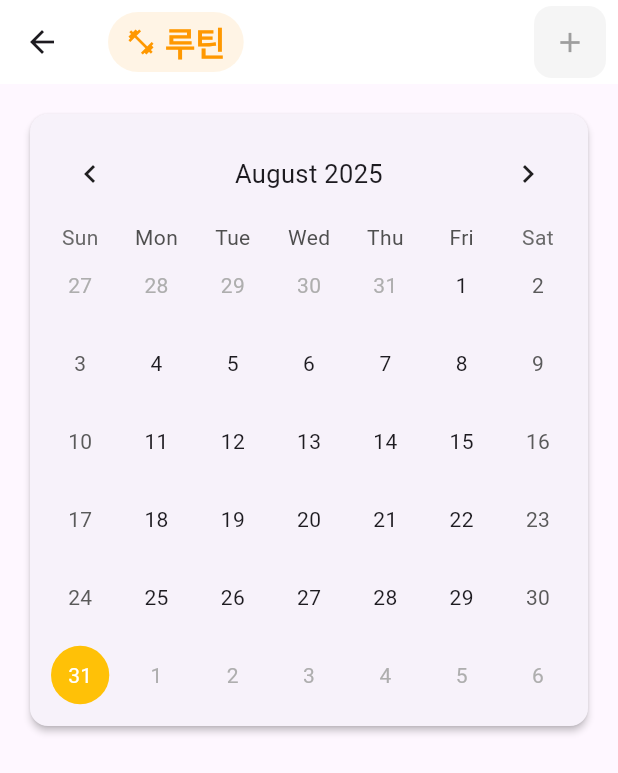
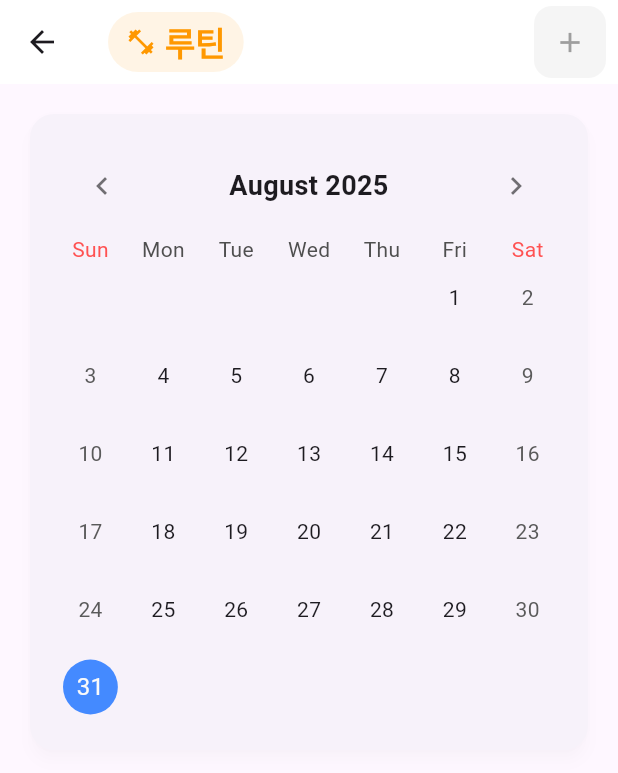
Before and after one commit to Hgwang12/front_health_routine, a Flutter app: the Routine screen opened directly, on a phone screen of 412 x 824 dp. Shown: the top 773 px of the screen. Run offline on Flutter 3.47's test engine with Material 3 defaults, Android fonts, the phone set to English and light mode, and no system bars; drawn by our look-alikes of table_calendar; our stand-ins replace fl_chart.

Commit message:
ref: 달력 ui 개선

```diff
--- a/lib/widgets/routine_card.dart
+++ b/lib/widgets/routine_card.dart
@@ -35,10 +35,11 @@ class _RoutineCardState extends State<RoutineCard> {
   @override
   Widget build(BuildContext context) {
     return Card(
-      elevation: 2,
-      shape: RoundedRectangleBorder(borderRadius: BorderRadius.circular(12)),
+      elevation: 4,
+      shadowColor: Colors.black.withOpacity(0.1),
+      shape: RoundedRectangleBorder(borderRadius: BorderRadius.circular(16)),
       child: Padding(
-        padding: const EdgeInsets.all(8.0),
+        padding: const EdgeInsets.all(16.0),
         child: TableCalendar<String>(
           firstDay: DateTime.utc(2020, 1, 1),
           lastDay: DateTime.utc(2030, 12, 31),
@@ -52,7 +53,6 @@ class _RoutineCardState extends State<RoutineCard> {
 
             final key = _dayKey(selectedDay);
 
-            // 메모 목록 다이얼로그 호출 (추가/수정/삭제 콜백 연결)
             NoteDialog.showList(
               context,
               day: selectedDay,
@@ -85,54 +85,51 @@ class _RoutineCardState extends State<RoutineCard> {
             );
           },
 
-          // 메모 개수 로딩(점 표시용)
           eventLoader: _getEventsForDay,
 
-          // 날짜 아래 점(메모 수 만큼, 최대 3개)
+          // UI 개선
+          headerStyle: HeaderStyle(
+            titleCentered: true,
+            formatButtonVisible: false,
+            titleTextStyle: const TextStyle(fontSize: 18, fontWeight: FontWeight.bold),
+            leftChevronIcon: const Icon(Icons.chevron_left, color: Colors.black54),
+            rightChevronIcon: const Icon(Icons.chevron_right, color: Colors.black54),
+          ),
+          daysOfWeekStyle: const DaysOfWeekStyle(
+            weekendStyle: TextStyle(color: Colors.redAccent),
+          ),
+          calendarStyle: CalendarStyle(
+            outsideDaysVisible: false,
+            todayDecoration: BoxDecoration(
+              color: Colors.blue.withOpacity(0.2),
+              shape: BoxShape.circle,
+            ),
+            selectedDecoration: const BoxDecoration(
+              color: Colors.blueAccent,
+              shape: BoxShape.circle,
+            ),
+            markerDecoration: const BoxDecoration(
+              color: Colors.redAccent,
+              shape: BoxShape.circle,
+            ),
+          ),
           calendarBuilders: CalendarBuilders(
             markerBuilder: (context, day, events) {
               if (events.isEmpty) return null;
-              final count = events.length.clamp(0, 3);
               return Positioned(
-                bottom: 4,
-                left: 0,
-                right: 0,
-                child: Row(
-                  mainAxisAlignment: MainAxisAlignment.center,
-                  children: List.generate(
-                    count,
-                        (_) => Container(
-                      margin: const EdgeInsets.symmetric(horizontal: 1.5),
-                      width: 6,
-                      height: 6,
-                      decoration: const BoxDecoration(
-                        color: Colors.purple, // 점 색상
-                        shape: BoxShape.circle,
-                      ),
-                    ),
+                right: 1,
+                bottom: 1,
+                child: Container(
+                  decoration: BoxDecoration(
+                    shape: BoxShape.circle,
+                    color: Colors.redAccent.withOpacity(0.8),
                   ),
+                  width: 7,
+                  height: 7,
                 ),
               );
             },
           ),
-
-          calendarStyle: CalendarStyle(
-            todayDecoration: BoxDecoration(
-              color: AppColors.primary,
-              shape: BoxShape.circle,
-            ),
-            selectedDecoration: BoxDecoration(
-              color: AppColors.accent,
-              shape: BoxShape.circle,
-            ),
-            todayTextStyle: const TextStyle(color: Colors.white),
-            selectedTextStyle: const TextStyle(color: Colors.white),
-          ),
-          headerStyle: const HeaderStyle(
-            formatButtonVisible: false,
-            titleCentered: true,
-          ),
-          availableGestures: AvailableGestures.horizontalSwipe,
         ),
       ),
     );
```
